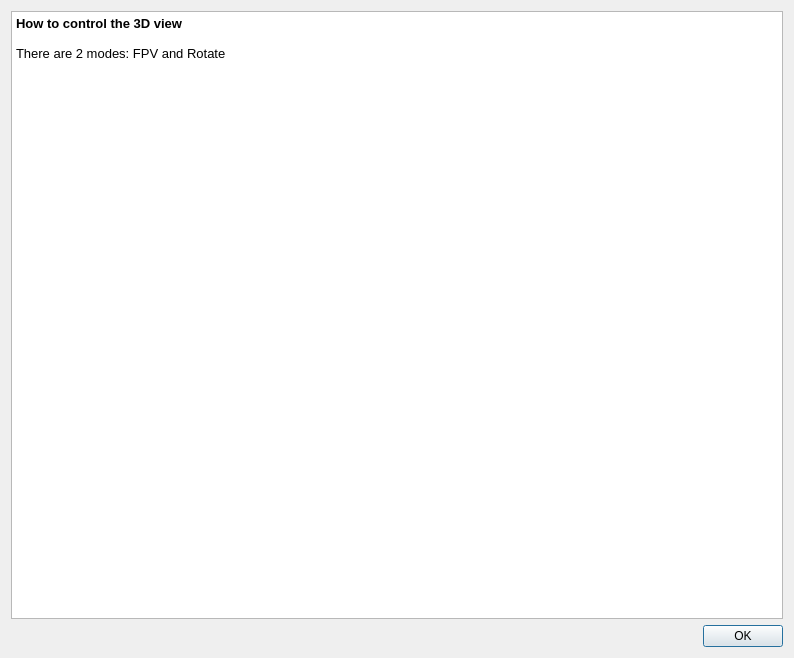
First picture: the form in src/IDlg3DHelp.ui, repository ntruchsess/QLandkarteGT, before the edit.
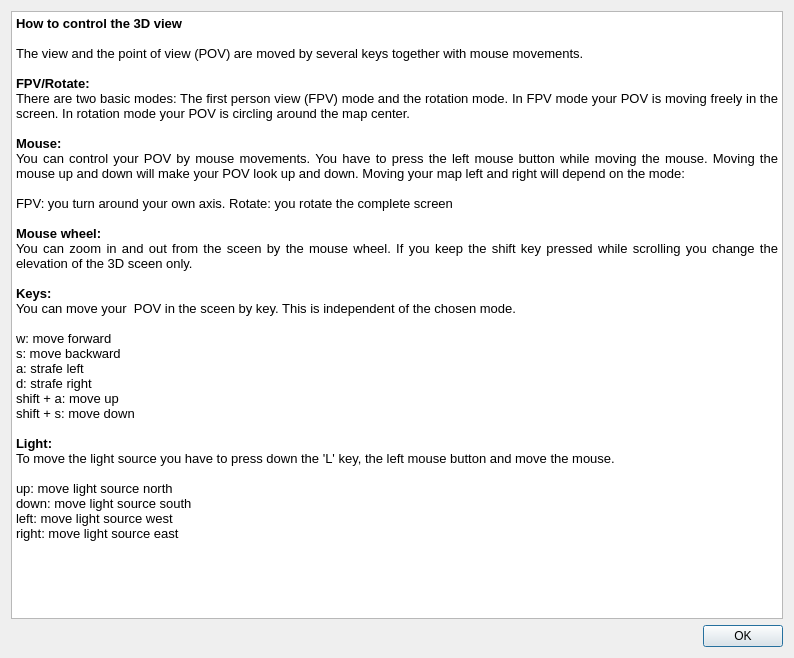
Second picture: the form after the edit.

Commit message: add 3D view help and track support to 3D

What changed in the file:
```diff
--- a/src/IDlg3DHelp.ui
+++ b/src/IDlg3DHelp.ui
@@ -21,9 +21,38 @@
 &lt;html&gt;&lt;head&gt;&lt;meta name=&quot;qrichtext&quot; content=&quot;1&quot; /&gt;&lt;style type=&quot;text/css&quot;&gt;
 p, li { white-space: pre-wrap; }
 &lt;/style&gt;&lt;/head&gt;&lt;body style=&quot; font-family:'Sans Serif'; font-size:10pt; font-weight:400; font-style:normal;&quot;&gt;
-&lt;p style=&quot; margin-top:0px; margin-bottom:0px; margin-left:0px; margin-right:0px; -qt-block-indent:0; text-indent:0px;&quot;&gt;&lt;span style=&quot; font-weight:600;&quot;&gt;How to control the 3D view&lt;/span&gt;&lt;/p&gt;
-&lt;p style=&quot;-qt-paragraph-type:empty; margin-top:0px; margin-bottom:0px; margin-left:0px; margin-right:0px; -qt-block-indent:0; text-indent:0px; font-weight:600;&quot;&gt;&lt;/p&gt;
-&lt;p style=&quot; margin-top:0px; margin-bottom:0px; margin-left:0px; margin-right:0px; -qt-block-indent:0; text-indent:0px;&quot;&gt;There are 2 modes: FPV and Rotate&lt;/p&gt;&lt;/body&gt;&lt;/html&gt;</string>
+&lt;p align=&quot;justify&quot; style=&quot; margin-top:0px; margin-bottom:0px; margin-left:0px; margin-right:0px; -qt-block-indent:0; text-indent:0px;&quot;&gt;&lt;span style=&quot; font-weight:600;&quot;&gt;How to control the 3D view&lt;/span&gt;&lt;/p&gt;
+&lt;p align=&quot;justify&quot; style=&quot;-qt-paragraph-type:empty; margin-top:0px; margin-bottom:0px; margin-left:0px; margin-right:0px; -qt-block-indent:0; text-indent:0px; font-weight:600;&quot;&gt;&lt;/p&gt;
+&lt;p align=&quot;justify&quot; style=&quot; margin-top:0px; margin-bottom:0px; margin-left:0px; margin-right:0px; -qt-block-indent:0; text-indent:0px;&quot;&gt;The view and the point of view (POV) are moved by several keys together with mouse movements. &lt;/p&gt;
+&lt;p align=&quot;justify&quot; style=&quot;-qt-paragraph-type:empty; margin-top:0px; margin-bottom:0px; margin-left:0px; margin-right:0px; -qt-block-indent:0; text-indent:0px;&quot;&gt;&lt;/p&gt;
+&lt;p align=&quot;justify&quot; style=&quot; margin-top:0px; margin-bottom:0px; margin-left:0px; margin-right:0px; -qt-block-indent:0; text-indent:0px;&quot;&gt;&lt;span style=&quot; font-weight:600;&quot;&gt;FPV/Rotate:&lt;/span&gt;&lt;/p&gt;
+&lt;p align=&quot;justify&quot; style=&quot; margin-top:0px; margin-bottom:0px; margin-left:0px; margin-right:0px; -qt-block-indent:0; text-indent:0px;&quot;&gt;There are two basic modes: The first person view (FPV) mode and the rotation mode. In FPV mode your POV is moving freely in the screen. In rotation mode your POV is circling around the map center.&lt;/p&gt;
+&lt;p align=&quot;justify&quot; style=&quot;-qt-paragraph-type:empty; margin-top:0px; margin-bottom:0px; margin-left:0px; margin-right:0px; -qt-block-indent:0; text-indent:0px;&quot;&gt;&lt;/p&gt;
+&lt;p align=&quot;justify&quot; style=&quot; margin-top:0px; margin-bottom:0px; margin-left:0px; margin-right:0px; -qt-block-indent:0; text-indent:0px;&quot;&gt;&lt;span style=&quot; font-weight:600;&quot;&gt;Mouse:&lt;/span&gt;&lt;/p&gt;
+&lt;p align=&quot;justify&quot; style=&quot; margin-top:0px; margin-bottom:0px; margin-left:0px; margin-right:0px; -qt-block-indent:0; text-indent:0px;&quot;&gt;You can control your POV by mouse movements. You have to press the left mouse button while moving the mouse. Moving the mouse up and down will make your POV look up and down. Moving your map left and right will depend on the mode:&lt;/p&gt;
+&lt;p align=&quot;justify&quot; style=&quot;-qt-paragraph-type:empty; margin-top:0px; margin-bottom:0px; margin-left:0px; margin-right:0px; -qt-block-indent:0; text-indent:0px;&quot;&gt;&lt;/p&gt;
+&lt;p align=&quot;justify&quot; style=&quot; margin-top:0px; margin-bottom:0px; margin-left:0px; margin-right:0px; -qt-block-indent:0; text-indent:0px;&quot;&gt;FPV: you turn around your own axis. Rotate: you rotate the complete screen&lt;/p&gt;
+&lt;p align=&quot;justify&quot; style=&quot;-qt-paragraph-type:empty; margin-top:0px; margin-bottom:0px; margin-left:0px; margin-right:0px; -qt-block-indent:0; text-indent:0px;&quot;&gt;&lt;/p&gt;
+&lt;p align=&quot;justify&quot; style=&quot; margin-top:0px; margin-bottom:0px; margin-left:0px; margin-right:0px; -qt-block-indent:0; text-indent:0px;&quot;&gt;&lt;span style=&quot; font-weight:600;&quot;&gt;Mouse wheel:&lt;/span&gt;&lt;/p&gt;
+&lt;p align=&quot;justify&quot; style=&quot; margin-top:0px; margin-bottom:0px; margin-left:0px; margin-right:0px; -qt-block-indent:0; text-indent:0px;&quot;&gt;You can zoom in and out from the sceen by the mouse wheel. If you keep the shift key pressed while scrolling you change the elevation of the 3D sceen only.&lt;/p&gt;
+&lt;p align=&quot;justify&quot; style=&quot;-qt-paragraph-type:empty; margin-top:0px; margin-bottom:0px; margin-left:0px; margin-right:0px; -qt-block-indent:0; text-indent:0px;&quot;&gt;&lt;/p&gt;
+&lt;p align=&quot;justify&quot; style=&quot; margin-top:0px; margin-bottom:0px; margin-left:0px; margin-right:0px; -qt-block-indent:0; text-indent:0px;&quot;&gt;&lt;span style=&quot; font-weight:600;&quot;&gt;Keys:&lt;/span&gt;&lt;/p&gt;
+&lt;p align=&quot;justify&quot; style=&quot; margin-top:0px; margin-bottom:0px; margin-left:0px; margin-right:0px; -qt-block-indent:0; text-indent:0px;&quot;&gt;You can move your  POV in the sceen by key. This is independent of the chosen mode.&lt;/p&gt;
+&lt;p align=&quot;justify&quot; style=&quot;-qt-paragraph-type:empty; margin-top:0px; margin-bottom:0px; margin-left:0px; margin-right:0px; -qt-block-indent:0; text-indent:0px;&quot;&gt;&lt;/p&gt;
+&lt;p align=&quot;justify&quot; style=&quot; margin-top:0px; margin-bottom:0px; margin-left:0px; margin-right:0px; -qt-block-indent:0; text-indent:0px;&quot;&gt;w: move forward&lt;/p&gt;
+&lt;p align=&quot;justify&quot; style=&quot; margin-top:0px; margin-bottom:0px; margin-left:0px; margin-right:0px; -qt-block-indent:0; text-indent:0px;&quot;&gt;s: move backward&lt;/p&gt;
+&lt;p align=&quot;justify&quot; style=&quot; margin-top:0px; margin-bottom:0px; margin-left:0px; margin-right:0px; -qt-block-indent:0; text-indent:0px;&quot;&gt;a: strafe left&lt;/p&gt;
+&lt;p align=&quot;justify&quot; style=&quot; margin-top:0px; margin-bottom:0px; margin-left:0px; margin-right:0px; -qt-block-indent:0; text-indent:0px;&quot;&gt;d: strafe right&lt;/p&gt;
+&lt;p align=&quot;justify&quot; style=&quot; margin-top:0px; margin-bottom:0px; margin-left:0px; margin-right:0px; -qt-block-indent:0; text-indent:0px;&quot;&gt;shift + a: move up&lt;/p&gt;
+&lt;p align=&quot;justify&quot; style=&quot; margin-top:0px; margin-bottom:0px; margin-left:0px; margin-right:0px; -qt-block-indent:0; text-indent:0px;&quot;&gt;shift + s: move down&lt;/p&gt;
+&lt;p align=&quot;justify&quot; style=&quot;-qt-paragraph-type:empty; margin-top:0px; margin-bottom:0px; margin-left:0px; margin-right:0px; -qt-block-indent:0; text-indent:0px;&quot;&gt;&lt;/p&gt;
+&lt;p align=&quot;justify&quot; style=&quot; margin-top:0px; margin-bottom:0px; margin-left:0px; margin-right:0px; -qt-block-indent:0; text-indent:0px;&quot;&gt;&lt;span style=&quot; font-weight:600;&quot;&gt;Light:&lt;/span&gt;&lt;/p&gt;
+&lt;p align=&quot;justify&quot; style=&quot; margin-top:0px; margin-bottom:0px; margin-left:0px; margin-right:0px; -qt-block-indent:0; text-indent:0px;&quot;&gt;To move the light source you have to press down the 'L' key, the left mouse button and move the mouse.&lt;/p&gt;
+&lt;p align=&quot;justify&quot; style=&quot;-qt-paragraph-type:empty; margin-top:0px; margin-bottom:0px; margin-left:0px; margin-right:0px; -qt-block-indent:0; text-indent:0px;&quot;&gt;&lt;/p&gt;
+&lt;p align=&quot;justify&quot; style=&quot; margin-top:0px; margin-bottom:0px; margin-left:0px; margin-right:0px; -qt-block-indent:0; text-indent:0px;&quot;&gt;up: move light source north&lt;/p&gt;
+&lt;p align=&quot;justify&quot; style=&quot; margin-top:0px; margin-bottom:0px; margin-left:0px; margin-right:0px; -qt-block-indent:0; text-indent:0px;&quot;&gt;down: move light source south&lt;/p&gt;
+&lt;p align=&quot;justify&quot; style=&quot; margin-top:0px; margin-bottom:0px; margin-left:0px; margin-right:0px; -qt-block-indent:0; text-indent:0px;&quot;&gt;left: move light source west&lt;/p&gt;
+&lt;p align=&quot;justify&quot; style=&quot; margin-top:0px; margin-bottom:0px; margin-left:0px; margin-right:0px; -qt-block-indent:0; text-indent:0px;&quot;&gt;right: move light source east&lt;/p&gt;&lt;/body&gt;&lt;/html&gt;</string>
      </property>
     </widget>
    </item>
```
Left out of the diff: 2 changed lines with no effect on the pictures. The commit also changes 9 other files.
